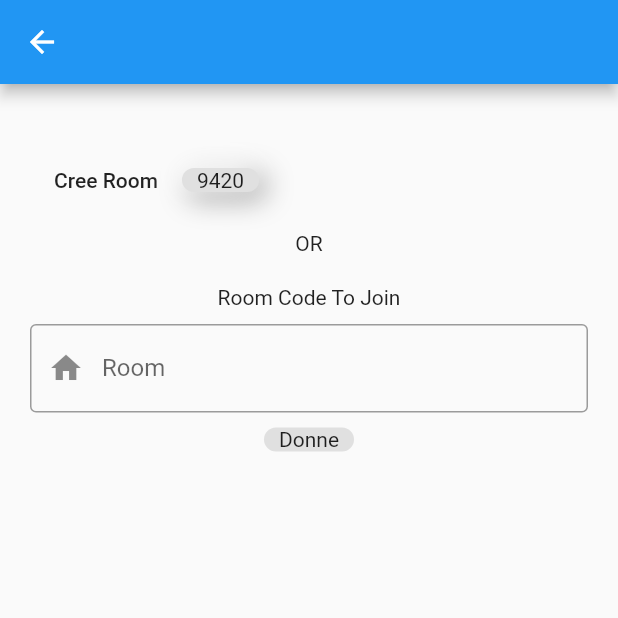
After one commit to h0996g/tictactoeFir, a Flutter app: the Room screen opened directly, after a tap on "Cree Room", after a tap on "Donne", on a phone screen of 412 x 824 dp, the top half of it. The commit adds this screen. Run offline on Flutter 3.47's test engine with Material 2 defaults, Android fonts, the phone set to English and light mode, and no system bars; our stand-ins replace bloc, cloud_firestore, firebase_core, firebase_storage, flutter_bloc, fluttertoast; accounts and stored records are empty.

Commit message:
dert page Room fiha reeRom Or Code To join: cree tzid fl firebase player 1 wl waitin true code to join tzid player 2 wtrad wating false bh tbda l3ba  + drt fl OnlineCubit funtrion getRandom (li tmad num random howa code t3 Room ),function creeRoom +function joinRoom +function lisnerStartGame

```diff
--- a/lib/about.dart
+++ b/lib/about.dart
@@ -8,13 +8,13 @@ import 'package:tictactoefir/shared/components/components.dart';
 import 'package:tictactoefir/offline/game.dart';
 import 'package:firebase_storage/firebase_storage.dart' as firebase_storage;
 
+import 'online/room.dart';
+
 class About extends StatelessWidget {
   const About({Key? key}) : super(key: key);
 
   @override
   Widget build(BuildContext context) {
-    Random rnd;
-
     // Size size = MediaQuery.of(context).size;
 
     Button3d b1 = Button3d(
@@ -31,7 +31,7 @@ class About extends StatelessWidget {
         ));
     Button3d b2 = Button3d(
         onTap: () {
-          navigatAndReturn(context: context, page: Online());
+          navigatAndReturn(context: context, page: Room());
         },
         text: const Text(
           'Online',
--- a/lib/main.dart
+++ b/lib/main.dart
@@ -27,9 +27,12 @@ class MyApp extends StatelessWidget {
       providers: [
         BlocProvider(
           create: (context) => LogicCubit(),
+          // lazy: false,
         ),
         BlocProvider(
-          create: (context) => OnlineCubit()..startGame(),
+          create: (context) => OnlineCubit(),
+          // lazy: false,
+          // ..getRandom(),
         ),
       ],
       child: const MaterialApp(
--- a/lib/online/cubit/online_cubit.dart
+++ b/lib/online/cubit/online_cubit.dart
@@ -12,21 +12,68 @@ class OnlineCubit extends Cubit<OnlineState> {
   static OnlineCubit get(context) => BlocProvider.of(context);
   var rng = Random();
   int? id;
-  void startGame() {
-    id = 12345;
-    // rng.nextInt(1000);
-    FirebaseFirestore.instance.collection('user').doc(id.toString()).set(
-        // random as Map<String, dynamic>,
-        {
-          '1': false,
-          '2': false,
-          '3': false,
-          '4': false,
-          '5': false,
-          '6': false,
-          '7': false,
-          '8': false,
-        });
+  void getRandom() {
+    id = rng.nextInt(10000);
+
+    // FirebaseFirestore.instance.collection('user').doc(id.toString()).set(
+    //     // random as Map<String, dynamic>,
+    //     {
+    //       '1': false,
+    //       '2': false,
+    //       '3': false,
+    //       '4': false,
+    //       '5': false,
+    //       '6': false,
+    //       '7': false,
+    //       '8': false,
+    //     });
+
+    emit(GetRandomNumberState());
+  }
+
+  Future<void> creeRoom() async {
+    List yourItemList = [];
+    for (int i = 1; i <= 9; i++) {
+      yourItemList.add({'$i': false});
+    }
+    await FirebaseFirestore.instance.collection('Room').doc(id.toString()).set({
+      'wait': true,
+      "p1Turn": true,
+      'player 1': FieldValue.arrayUnion(yourItemList)
+    });
+
+    // .set({'wait': true});
+  }
+
+  joinRoom(String idRoom) async {
+    List yourItemList = [];
+    for (int i = 1; i <= 9; i++) {
+      yourItemList.add({'$i': false});
+    }
+    await FirebaseFirestore.instance.collection('Room').doc(idRoom).update({
+      'wait': false,
+      "p1Turn": true,
+      'player 2': FieldValue.arrayUnion(yourItemList)
+    }).then((value) {
+      id = int.parse(idRoom);
+    }).catchError((e) {
+      print('hhhhh');
+      print(e.toString());
+    });
+  }
+
+  Map<String, dynamic>? allcase = {};
+
+  void lisnerStartGame(String idRoom) {
+    FirebaseFirestore.instance
+        .collection('Room')
+        .doc(idRoom)
+        .snapshots()
+        .listen((event) {
+      print(event.data());
+      allcase = event.data();
+    });
+    emit(GetMessageDataStateGood());
   }
 
   bool iswinner = false;
--- a/lib/online/cubit/online_state.dart
+++ b/lib/online/cubit/online_state.dart
@@ -1,6 +1,10 @@
 abstract class OnlineState {}
 
 class OnlineInitial extends OnlineState {}
+
+class GetRandomNumberState extends OnlineState {}
+
+class GetMessageDataStateGood extends OnlineState {}
 
 class LogicInitial extends OnlineState {}
 
--- /dev/null
+++ b/lib/online/room.dart
@@ -0,0 +1,101 @@
+import 'package:flutter/material.dart';
+import 'package:flutter_bloc/flutter_bloc.dart';
+import 'package:tictactoefir/shared/button.dart';
+
+import '../shared/components/components.dart';
+import 'cubit/online_cubit.dart';
+import 'cubit/online_state.dart';
+
+class Room extends StatelessWidget {
+  Room({super.key});
+  final room = TextEditingController();
+
+  @override
+  Widget build(BuildContext context) {
+    OnlineCubit.get(context)
+        .lisnerStartGame(OnlineCubit.get(context).id.toString());
+    return SafeArea(
+      child: Scaffold(
+        appBar: AppBar(
+          leading: MaterialButton(
+            child: const Icon(
+              Icons.arrow_back,
+              color: Colors.white,
+            ),
+            onPressed: () {
+              OnlineCubit.get(context).id = null;
+              Navigator.pop(context);
+            },
+          ),
+        ),
+        body: Padding(
+          padding: const EdgeInsets.all(20.0),
+          child: BlocConsumer<OnlineCubit, OnlineState>(
+            listener: (context, state) {
+              // TODO: implement listener
+            },
+            builder: (context, state) {
+              return Center(
+                  child: Column(
+                children: [
+                  const SizedBox(
+                    height: 20,
+                  ),
+                  Row(
+                    children: [
+                      MaterialButton(
+                          onPressed: () {
+                            if (OnlineCubit.get(context).id != null) {
+                              return;
+                            }
+                            OnlineCubit.get(context).getRandom();
+                            OnlineCubit.get(context).creeRoom();
+                          },
+                          child: const Text("Cree Room")),
+                      Button3d(
+                          text: Text('${OnlineCubit.get(context).id ?? ""}'))
+                    ],
+                  ),
+                  const SizedBox(
+                    height: 10,
+                  ),
+                  const Text("OR"),
+                  const SizedBox(
+                    height: 10,
+                  ),
+                  const SizedBox(
+                    height: 10,
+                  ),
+                  const Text("Room Code To Join"),
+                  const SizedBox(
+                    height: 10,
+                  ),
+                  defaultForm(
+                      controller: room,
+                      type: TextInputType.number,
+                      textInputAction: TextInputAction.done,
+                      label: 'Room',
+                      prefixIcon: const Icon(Icons.home),
+                      validator: (value) {
+                        if (value!.isEmpty) {
+                          return "Room Must Be Not Empty";
+                        }
+                      }),
+                  const SizedBox(
+                    height: 10,
+                  ),
+                  Button3d(
+                    text: const Text('Donne'),
+                    onTap: () {
+                      OnlineCubit.get(context).joinRoom(room.text);
+                    },
+                  )
+                ],
+              ));
+            },
+          ),
+        ),
+      ),
+    );
+  }
+}
```
